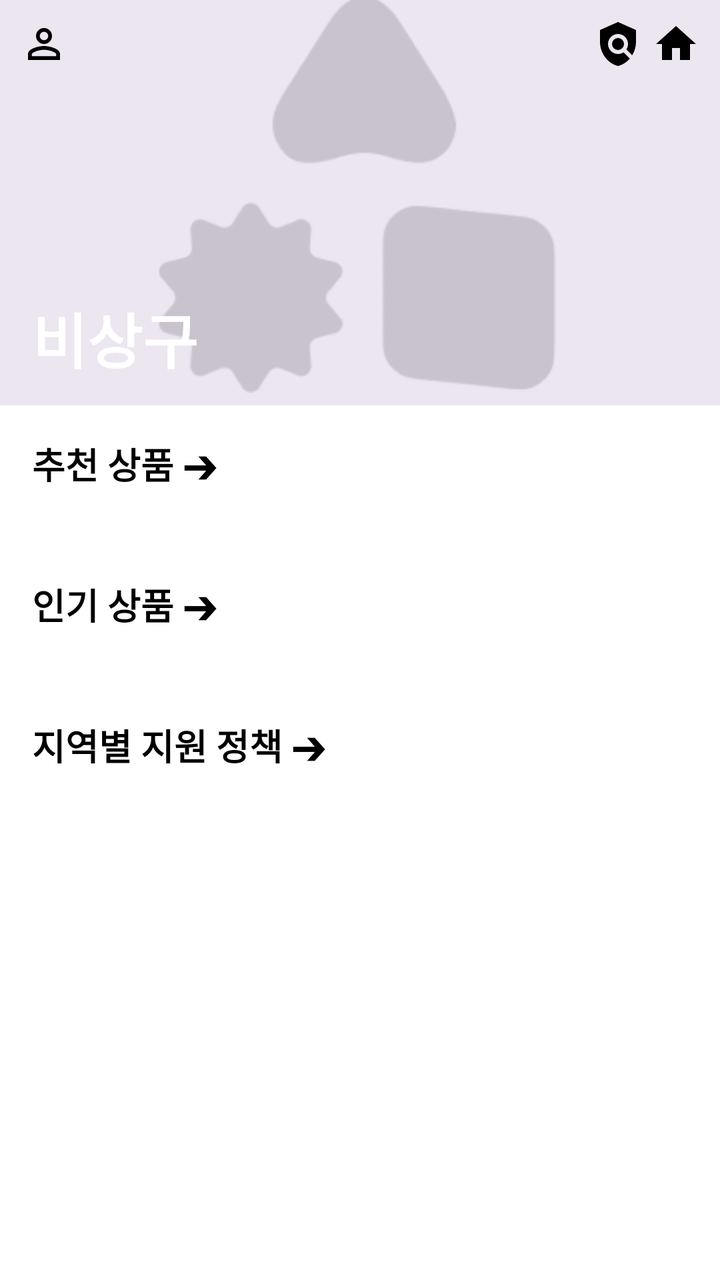
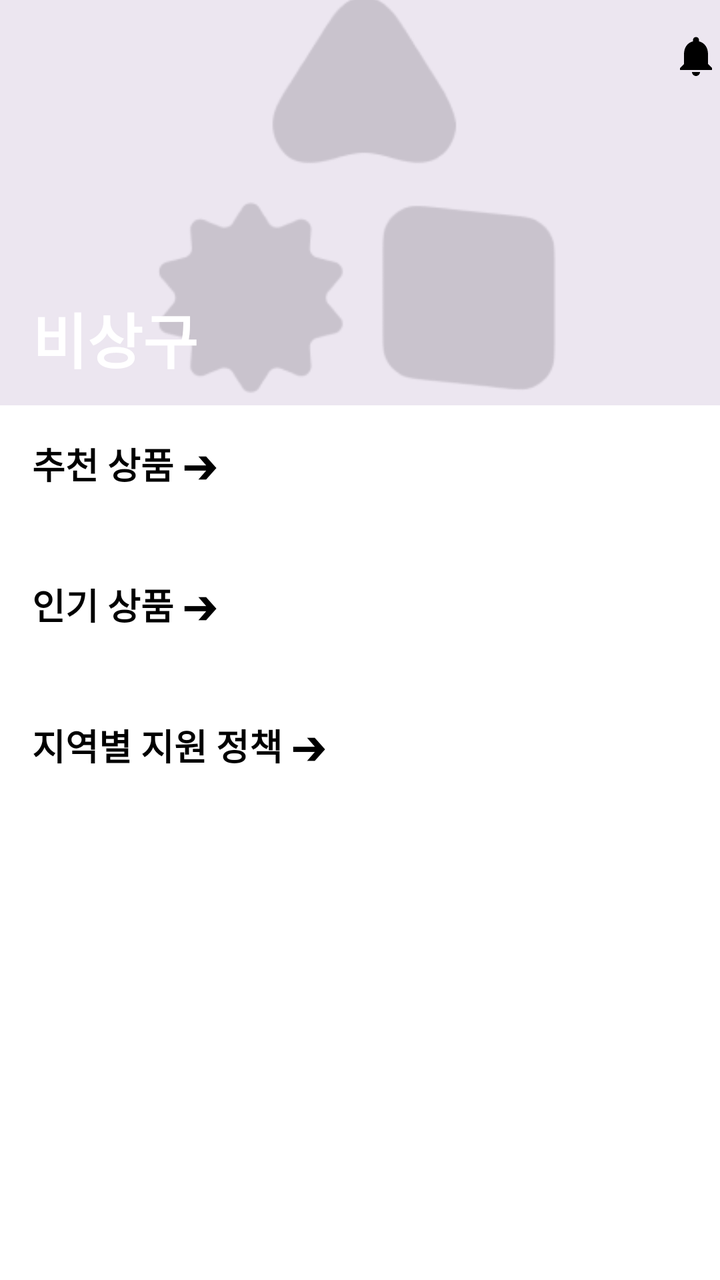

The first picture is an Android layout as it rendered before a commit; the second is the same layout after the commit. The layout source and the unified diff follow.
<!-- AndroidManifest.xml: application theme Theme.ExitSW -->
<!-- res/layout/fragment_main.xml -->
<?xml version="1.0" encoding="utf-8"?>
<androidx.drawerlayout.widget.DrawerLayout
    xmlns:android="http://schemas.android.com/apk/res/android"
    xmlns:app="http://schemas.android.com/apk/res-auto"
    xmlns:tools="http://schemas.android.com/tools"
    android:layout_width="match_parent"
    android:layout_height="match_parent"
    tools:context=".main.MainFragment">

    <ScrollView
        android:layout_width="match_parent"
        android:layout_height="match_parent"
        android:scrollbars="none"
        android:background="@android:color/white">

        <LinearLayout
            android:layout_width="match_parent"
            android:layout_height="wrap_content"
            android:orientation="vertical">

            
            <androidx.constraintlayout.widget.ConstraintLayout
                android:layout_width="match_parent"
                android:layout_height="wrap_content">

                <ImageView
                    android:id="@+id/bannerImage"
                    android:layout_width="0dp"
                    android:layout_height="0dp"
                    android:scaleType="centerCrop"
                    android:src="@drawable/banner"
                    app:layout_constraintTop_toTopOf="parent"
                    app:layout_constraintStart_toStartOf="parent"
                    app:layout_constraintEnd_toEndOf="parent"
                    app:layout_constraintDimensionRatio="H,16:9"/>

                <ImageButton
                    android:id="@+id/btn_profile"
                    style="@style/NoBackground_ImageButton"
                    android:layout_width="wrap_content"
                    android:layout_height="wrap_content"
                    android:src="@drawable/ic_ai"
                    app:layout_constraintTop_toTopOf="@+id/bannerImage"
                    app:layout_constraintStart_toStartOf="parent"
                    android:layout_marginTop="10dp"
                    android:layout_marginStart="10dp"/>

                <ImageButton
                    android:id="@+id/btn_notification"
                    style="@style/NoBackground_ImageButton"
                    android:layout_width="wrap_content"
                    android:layout_height="wrap_content"
                    android:src="@drawable/ic_policy"
                    app:layout_constraintTop_toTopOf="@+id/bannerImage"
                    app:layout_constraintEnd_toStartOf="@+id/btn_settings"
                    android:layout_marginTop="10dp"
                    android:layout_marginEnd="5dp" />

                <ImageButton
                    android:id="@+id/btn_settings"
                    style="@style/NoBackground_ImageButton"
                    android:layout_width="wrap_content"
                    android:layout_height="wrap_content"
                    android:src="@drawable/ic_home"
                    app:layout_constraintTop_toTopOf="@+id/bannerImage"
                    app:layout_constraintEnd_toEndOf="parent"
                    android:layout_marginTop="10dp"
                    android:layout_marginEnd="10dp"/>

                <TextView
                    android:id="@+id/todayDateText"
                    android:layout_width="wrap_content"
                    android:layout_height="wrap_content"
                    android:text="비상구"
                    android:textColor="#FFFFFF"
                    android:textSize="30sp"
                    android:textStyle="bold"
                    app:layout_constraintBottom_toBottomOf="@+id/bannerImage"
                    app:layout_constraintStart_toStartOf="parent"
                    android:layout_marginStart="16dp"
                    android:layout_marginBottom="12dp"/>
            </androidx.constraintlayout.widget.ConstraintLayout>

            
            <LinearLayout
                android:layout_width="match_parent"
                android:layout_height="wrap_content"
                android:orientation="vertical"
                android:padding="16dp">

                <TextView
                    android:text="추천 상품 ➔"
                    android:textSize="18sp"
                    android:textStyle="bold"
                    android:textColor="@android:color/black"
                    android:layout_width="wrap_content"
                    android:layout_height="wrap_content"
                    android:layout_marginBottom="12dp"/>

                <androidx.recyclerview.widget.RecyclerView
                    android:id="@+id/recommendRecyclerView"
                    android:layout_width="match_parent"
                    android:layout_height="wrap_content"
                    android:orientation="horizontal"
                    app:layoutManager="androidx.recyclerview.widget.LinearLayoutManager"
                    tools:listitem="@layout/item_home_card"
                    tools:itemCount="3"/>
            </LinearLayout>

            
            <LinearLayout
                android:layout_width="match_parent"
                android:layout_height="wrap_content"
                android:orientation="vertical"
                android:padding="16dp">

                <TextView
                    android:text="인기 상품 ➔"
                    android:textSize="18sp"
                    android:textStyle="bold"
                    android:textColor="@android:color/black"
                    android:layout_width="wrap_content"
                    android:layout_height="wrap_content"
                    android:layout_marginBottom="12dp"/>

                <androidx.recyclerview.widget.RecyclerView
                    android:id="@+id/popularRecyclerView"
                    android:layout_width="match_parent"
                    android:layout_height="wrap_content"
                    android:orientation="horizontal"
                    app:layoutManager="androidx.recyclerview.widget.LinearLayoutManager"
                    tools:listitem="@layout/item_home_card"
                    tools:itemCount="3"/>
            </LinearLayout>

            
            <LinearLayout
                android:layout_width="match_parent"
                android:layout_height="wrap_content"
                android:orientation="vertical"
                android:padding="16dp">

                <TextView
                    android:id="@+id/textPolicyTitle"
                    android:text="지역별 지원 정책 ➔"
                    android:textSize="18sp"
                    android:textStyle="bold"
                    android:textColor="@android:color/black"
                    android:layout_width="wrap_content"
                    android:layout_height="wrap_content"
                    android:layout_marginBottom="12dp"/>

                <androidx.recyclerview.widget.RecyclerView
                    android:id="@+id/policyRecyclerView"
                    android:layout_width="match_parent"
                    android:layout_height="wrap_content"
                    android:orientation="horizontal"
                    app:layoutManager="androidx.recyclerview.widget.LinearLayoutManager"
                    tools:listitem="@layout/item_home_card"
                    tools:itemCount="3"/>
            </LinearLayout>

        </LinearLayout>
    </ScrollView>
</androidx.drawerlayout.widget.DrawerLayout>
<!-- res/layout/item_home_card.xml (included above) -->
<?xml version="1.0" encoding="utf-8"?>
<com.google.android.material.card.MaterialCardView
    xmlns:android="http://schemas.android.com/apk/res/android"
    xmlns:app="http://schemas.android.com/apk/res-auto"
    android:layout_width="150dp"
    android:layout_height="wrap_content"
    android:layout_marginEnd="12dp"
    app:cardCornerRadius="16dp"
    app:cardElevation="0dp"
    app:cardBackgroundColor="#F1F3F5">

    <LinearLayout
        android:layout_width="match_parent"
        android:layout_height="wrap_content"
        android:orientation="vertical"
        android:padding="12dp">

        <ImageView
            android:id="@+id/imgCard"
            android:layout_width="match_parent"
            android:layout_height="80dp"
            android:scaleType="centerCrop"
            android:background="#E0E0E0" />

        <TextView
            android:id="@+id/textCardTitle"
            android:layout_width="wrap_content"
            android:layout_height="wrap_content"
            android:layout_marginTop="8dp"
            android:text="상품 이름"
            android:textColor="@android:color/black"
            android:textSize="16sp"
            android:textStyle="bold"
            android:maxLines="1"
            android:ellipsize="end"/>

        <TextView
            android:id="@+id/textCardSubtitle"
            android:layout_width="wrap_content"
            android:layout_height="wrap_content"
            android:text="은행 이름"
            android:textColor="@android:color/darker_gray"
            android:textSize="12sp"
            android:maxLines="1"
            android:ellipsize="end"/>

    </LinearLayout>
</com.google.android.material.card.MaterialCardView>
<!-- resources referenced by this layout -->
<resources>
  <!-- drawable banner: png bitmap (drawable, 6138 bytes) -->
  <!-- drawable ic_ai (drawable) -->
  <vector android:height="24dp" android:tint="#000000"
      android:viewportHeight="24" android:viewportWidth="24"
      android:width="24dp" xmlns:android="http://schemas.android.com/apk/res/android">
      <path android:fillColor="@android:color/white" android:pathData="M12,5.9c1.16,0 2.1,0.94 2.1,2.1s-0.94,2.1 -2.1,2.1S9.9,9.16 9.9,8s0.94,-2.1 2.1,-2.1m0,9c2.97,0 6.1,1.46 6.1,2.1v1.1L5.9,18.1L5.9,17c0,-0.64 3.13,-2.1 6.1,-2.1M12,4C9.79,4 8,5.79 8,8s1.79,4 4,4 4,-1.79 4,-4 -1.79,-4 -4,-4zM12,13c-2.67,0 -8,1.34 -8,4v3h16v-3c0,-2.66 -5.33,-4 -8,-4z"/>
  </vector>
  <!-- drawable ic_home (drawable) -->
  <vector android:height="24dp" android:tint="#000000"
      android:viewportHeight="24" android:viewportWidth="24"
      android:width="24dp" xmlns:android="http://schemas.android.com/apk/res/android">
      <path android:fillColor="@android:color/white" android:pathData="M10,20v-6h4v6h5v-8h3L12,3 2,12h3v8z"/>
  </vector>
  <!-- drawable ic_policy (drawable) -->
  <vector android:height="24dp" android:tint="#000000"
      android:viewportHeight="24" android:viewportWidth="24"
      android:width="24dp" xmlns:android="http://schemas.android.com/apk/res/android">
      <path android:fillColor="@android:color/white" android:pathData="M21,5l-9,-4L3,5v6c0,5.55 3.84,10.74 9,12c2.3,-0.56 4.33,-1.9 5.88,-3.71l-3.12,-3.12c-1.94,1.29 -4.58,1.07 -6.29,-0.64c-1.95,-1.95 -1.95,-5.12 0,-7.07c1.95,-1.95 5.12,-1.95 7.07,0c1.71,1.71 1.92,4.35 0.64,6.29l2.9,2.9C20.29,15.69 21,13.38 21,11V5z"/>
      <path android:fillColor="@android:color/white" android:pathData="M12,12m-3,0a3,3 0,1 1,6 0a3,3 0,1 1,-6 0"/>
  </vector>
  <style name="NoBackground_ImageButton">
          <item name="android:background">@android:color/transparent</item>
      </style>
  <style name="Theme.ExitSW" parent="Base.Theme.ExitSW" />
  <style name="Base.Theme.ExitSW" parent="Theme.MaterialComponents.DayNight.DarkActionBar" />
</resources>

<!-- the commit's change to res/layout/fragment_main.xml (unified diff, before → after) -->
@@ -35,37 +35,15 @@
                     app:layout_constraintDimensionRatio="H,16:9"/>
 
                 <ImageButton
-                    android:id="@+id/btn_profile"
-                    style="@style/NoBackground_ImageButton"
-                    android:layout_width="wrap_content"
-                    android:layout_height="wrap_content"
-                    android:src="@drawable/ic_ai"
-                    app:layout_constraintTop_toTopOf="@+id/bannerImage"
-                    app:layout_constraintStart_toStartOf="parent"
-                    android:layout_marginTop="10dp"
-                    android:layout_marginStart="10dp"/>
-
-                <ImageButton
                     android:id="@+id/btn_notification"
                     style="@style/NoBackground_ImageButton"
                     android:layout_width="wrap_content"
                     android:layout_height="wrap_content"
-                    android:src="@drawable/ic_policy"
+                    android:layout_marginTop="16dp"
+                    android:src="@drawable/ic_notifications"
                     app:layout_constraintTop_toTopOf="@+id/bannerImage"
-                    app:layout_constraintEnd_toStartOf="@+id/btn_settings"
-                    android:layout_marginTop="10dp"
-                    android:layout_marginEnd="5dp" />
-
-                <ImageButton
-                    android:id="@+id/btn_settings"
-                    style="@style/NoBackground_ImageButton"
-                    android:layout_width="wrap_content"
-                    android:layout_height="wrap_content"
-                    android:src="@drawable/ic_home"
-                    app:layout_constraintTop_toTopOf="@+id/bannerImage"
-                    app:layout_constraintEnd_toEndOf="parent"
-                    android:layout_marginTop="10dp"
-                    android:layout_marginEnd="10dp"/>
+                    tools:layout_editor_absoluteX="371dp"
+                    app:layout_constraintEnd_toEndOf="@+id/bannerImage"/>
 
                 <TextView
                     android:id="@+id/todayDateText"
<!-- resource entries referenced after the edit -->
@@ -1,24 +1,11 @@
 <!-- resources referenced by this layout -->
 <resources>
   <!-- drawable banner: png bitmap (drawable, 6138 bytes) -->
-  <!-- drawable ic_ai (drawable) -->
+  <!-- drawable ic_notifications (drawable) -->
   <vector android:height="24dp" android:tint="#000000"
       android:viewportHeight="24" android:viewportWidth="24"
       android:width="24dp" xmlns:android="http://schemas.android.com/apk/res/android">
-      <path android:fillColor="@android:color/white" android:pathData="M12,5.9c1.16,0 2.1,0.94 2.1,2.1s-0.94,2.1 -2.1,2.1S9.9,9.16 9.9,8s0.94,-2.1 2.1,-2.1m0,9c2.97,0 6.1,1.46 6.1,2.1v1.1L5.9,18.1L5.9,17c0,-0.64 3.13,-2.1 6.1,-2.1M12,4C9.79,4 8,5.79 8,8s1.79,4 4,4 4,-1.79 4,-4 -1.79,-4 -4,-4zM12,13c-2.67,0 -8,1.34 -8,4v3h16v-3c0,-2.66 -5.33,-4 -8,-4z"/>
-  </vector>
-  <!-- drawable ic_home (drawable) -->
-  <vector android:height="24dp" android:tint="#000000"
-      android:viewportHeight="24" android:viewportWidth="24"
-      android:width="24dp" xmlns:android="http://schemas.android.com/apk/res/android">
-      <path android:fillColor="@android:color/white" android:pathData="M10,20v-6h4v6h5v-8h3L12,3 2,12h3v8z"/>
-  </vector>
-  <!-- drawable ic_policy (drawable) -->
-  <vector android:height="24dp" android:tint="#000000"
-      android:viewportHeight="24" android:viewportWidth="24"
-      android:width="24dp" xmlns:android="http://schemas.android.com/apk/res/android">
-      <path android:fillColor="@android:color/white" android:pathData="M21,5l-9,-4L3,5v6c0,5.55 3.84,10.74 9,12c2.3,-0.56 4.33,-1.9 5.88,-3.71l-3.12,-3.12c-1.94,1.29 -4.58,1.07 -6.29,-0.64c-1.95,-1.95 -1.95,-5.12 0,-7.07c1.95,-1.95 5.12,-1.95 7.07,0c1.71,1.71 1.92,4.35 0.64,6.29l2.9,2.9C20.29,15.69 21,13.38 21,11V5z"/>
-      <path android:fillColor="@android:color/white" android:pathData="M12,12m-3,0a3,3 0,1 1,6 0a3,3 0,1 1,-6 0"/>
+      <path android:fillColor="@android:color/white" android:pathData="M12,22c1.1,0 2,-0.9 2,-2h-4c0,1.1 0.89,2 2,2zM18,16v-5c0,-3.07 -1.64,-5.64 -4.5,-6.32L13.5,4c0,-0.83 -0.67,-1.5 -1.5,-1.5s-1.5,0.67 -1.5,1.5v0.68C7.63,5.36 6,7.92 6,11v5l-2,2v1h16v-1l-2,-2z"/>
   </vector>
   <style name="NoBackground_ImageButton">
           <item name="android:background">@android:color/transparent</item>
